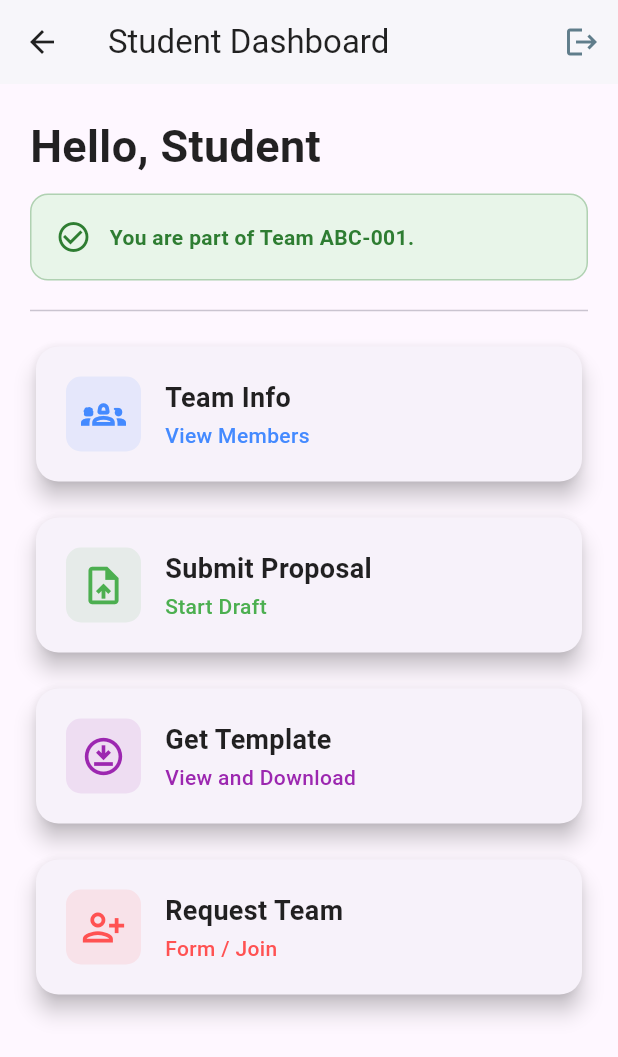
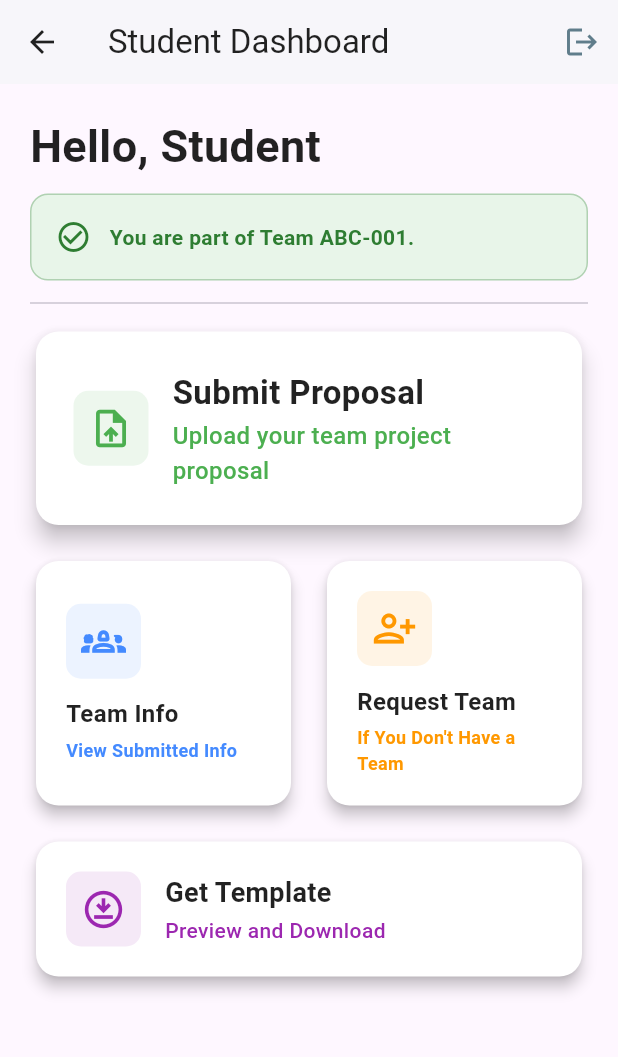
Before and after one commit to arifhaxn/lead_unity, a Flutter app: the StudentDashboard screen opened directly, on a phone screen of 412 x 824 dp. Shown: the top 1057 px of the screen. Run offline on Flutter 3.47's test engine with Material 3 defaults, Android fonts, the phone set to English and light mode, and no system bars; our stand-ins replace flutter_secure_storage; accounts and stored records are empty.

Commit message:
new dash

```diff
--- a/lib/api services/api_services.dart
+++ b/lib/api services/api_services.dart
@@ -3,7 +3,8 @@ import 'package:http/http.dart' as http;
 
 class ApiService {
   // 🔴 Ensure this URL matches your backend
-  static const String _baseUrl = 'https://leading-unity-backend.vercel.app/api';
+  static const String _baseUrl =
+      'https://leading-unity-nest-backend.vercel.app/api';
 
   // --- 1. Student Registration ---
   Future<Map<String, dynamic>> register(
@@ -85,7 +86,10 @@ class ApiService {
     if (response.statusCode == 200) {
       List<dynamic> allUsers = json.decode(response.body);
       // Filter: Return only users where role is 'supervisor'
-      return allUsers.where((user) => user['role'].toString().toLowerCase() == 'supervisor').toList();
+      return allUsers
+          .where(
+              (user) => user['role'].toString().toLowerCase() == 'supervisor')
+          .toList();
     } else {
       throw Exception('Failed to load supervisors');
     }
--- a/lib/student/student_dash.dart
+++ b/lib/student/student_dash.dart
@@ -1,9 +1,10 @@
 import 'package:flutter/material.dart';
+import 'package:provider/provider.dart';
 import 'package:link_unity/auth_provider.dart';
+import 'package:link_unity/student/student_login.dart';
 import 'package:link_unity/student/submit_proposal.dart';
 import 'package:link_unity/student/team_info.dart';
 import 'package:link_unity/view_template.dart';
-import 'package:provider/provider.dart';
 
 class StudentDashboard extends StatefulWidget {
   const StudentDashboard({super.key});
@@ -15,44 +16,40 @@ class StudentDashboard extends StatefulWidget {
 class _StudentDashboardState extends State<StudentDashboard> {
   String? _currentTeamId;
 
-  @override
-  void initState() {
-    super.initState();
+  // --- Navigation Handlers ---
+  void _navigateToTeamInfo() {
+    Navigator.push(context,
+        MaterialPageRoute(builder: (context) => const TeamInfoScreen()));
   }
 
-  // --- Navigation Handlers (Unchanged) ---
-  void _navigateToTeamInfo() => Navigator.push(
-        context,
-        MaterialPageRoute(builder: (context) => const TeamInfoScreen()),
+  void _navigateToSubmitProposal() {
+    Navigator.push(context,
+        MaterialPageRoute(builder: (context) => const SubmitProposalScreen()));
+  }
+
+  void _navigateToRequestTeam() {
+    ScaffoldMessenger.of(context).showSnackBar(
+      const SnackBar(content: Text('Request Team feature coming soon!')),
     );
-
-  void _navigateToSubmitProposal() => Navigator.push(
-        context,
-        MaterialPageRoute(builder: (context) => const SubmitProposalScreen()),
-      );
-
-  void _navigateToRequestTeam() =>
-      print('Navigating to Request Team/Invite Screen');
+  }
 
   void _downloadTemplate() {
     Navigator.push(
-        context,
-        MaterialPageRoute(
-          builder: (context) => ViewTemplateScreen(),
-        ));
+        context, MaterialPageRoute(builder: (context) => ViewTemplateScreen()));
   }
 
   void _logout() {
     final authProvider = Provider.of<AuthProvider>(context, listen: false);
     authProvider.logout();
-    print('User logged out via Provider.');
+    Navigator.pushReplacement(context,
+        MaterialPageRoute(builder: (context) => const StudentLoginScreen()));
   }
 
   @override
   Widget build(BuildContext context) {
     final authProvider = Provider.of<AuthProvider>(context);
     final String actualStudentName = authProvider.user?.name ?? 'Student';
-    _currentTeamId = "ABC-001";
+    _currentTeamId = "ABC-001"; // Placeholder
     final bool hasTeam = _currentTeamId != null;
 
     return Scaffold(
@@ -87,48 +84,60 @@ class _StudentDashboardState extends State<StudentDashboard> {
             // --- Status Banner ---
             _buildStatusBanner(hasTeam, _currentTeamId),
 
-            const Divider(height: 40),
+            const Divider(height: 30),
 
-            // --- Single-column (4-row) card layout ---
+            // --- Dashboard Cards Layout ---
             Column(
               crossAxisAlignment: CrossAxisAlignment.stretch,
               children: <Widget>[
-                // --- Row 1: Team Info / Request Team (Conditional) ---
-                _buildSlickCard(
-                  icon: hasTeam
-                      ? Icons.groups_2_outlined
-                      : Icons.person_add_alt_1_outlined,
-                  title: hasTeam ? 'Team Info' : 'Request Team',
-                  action: hasTeam ? 'View Members' : 'Form / Join',
-                  color: hasTeam ? Colors.blueAccent : Colors.orange,
-                  onTap: hasTeam ? _navigateToTeamInfo : _navigateToRequestTeam,
-                ),
-
-                // --- Row 2: Submit Proposal ---
+                // ROW 1: Submit Proposal (Prominent Size, Standard Color)
                 _buildSlickCard(
                   icon: Icons.upload_file_outlined,
                   title: 'Submit Proposal',
-                  action: 'Start Draft',
+                  action: 'Upload your team project proposal',
                   color: Colors.green,
                   onTap: _navigateToSubmitProposal,
+                  isProminent:
+                      true, // Keeps it bigger, but colors will now match others
                 ),
 
-                // --- Row 3: Get Template ---
+                // ROW 2: Team Info & Request Team (Side by Side & Equal Height)
+                IntrinsicHeight(
+                  child: Row(
+                    crossAxisAlignment: CrossAxisAlignment.stretch,
+                    children: [
+                      Expanded(
+                        child: _buildSlickCard(
+                          icon: Icons.groups_2_outlined,
+                          title: 'Team Info',
+                          action: 'View Submitted Info',
+                          color: Colors.blueAccent,
+                          onTap: _navigateToTeamInfo,
+                          isCompact: true,
+                        ),
+                      ),
+                      const SizedBox(width: 16),
+                      Expanded(
+                        child: _buildSlickCard(
+                          icon: Icons.person_add_alt_1_outlined,
+                          title: 'Request Team',
+                          action: 'If You Don\'t Have a Team',
+                          color: Colors.orange,
+                          onTap: _navigateToRequestTeam,
+                          isCompact: true,
+                        ),
+                      ),
+                    ],
+                  ),
+                ),
+
+                // ROW 3: Get Template
                 _buildSlickCard(
                   icon: Icons.download_for_offline_outlined,
                   title: 'Get Template',
-                  action: 'View and Download',
+                  action: 'Preview and Download',
                   color: Colors.purple,
                   onTap: _downloadTemplate,
-                ),
-
-                // --- Row 4: Request Team (Always available) ---
-                _buildSlickCard(
-                  icon: Icons.person_add_alt_1_outlined,
-                  title: 'Request Team',
-                  action: 'Form / Join',
-                  color: Colors.redAccent,
-                  onTap: _navigateToRequestTeam,
                 ),
               ],
             ),
@@ -138,7 +147,7 @@ class _StudentDashboardState extends State<StudentDashboard> {
     );
   }
 
-  // --- Status Banner Widget (Unchanged) ---
+  // --- Status Banner Widget ---
   Widget _buildStatusBanner(bool hasTeam, String? teamId) {
     final Color bannerColor =
         hasTeam ? Colors.green.shade50 : Colors.red.shade50;
@@ -164,42 +173,44 @@ class _StudentDashboardState extends State<StudentDashboard> {
               color: textColor),
           const SizedBox(width: 12),
           Expanded(
-            child: Text(
-              statusText,
-              style: TextStyle(color: textColor, fontWeight: FontWeight.w600),
-            ),
-          ),
+              child: Text(statusText,
+                  style: TextStyle(
+                      color: textColor, fontWeight: FontWeight.w600))),
         ],
       ),
     );
   }
 
-  // --- Slicker Card Widget (Logo on Left Fix) ---
+  // --- Slicker Card Widget (Updated for Consistent Color Design) ---
   Widget _buildSlickCard({
     required IconData icon,
     required String title,
     required String action,
     required Color color,
     required VoidCallback onTap,
+    bool isProminent = false,
+    bool isCompact = false,
   }) {
     return Padding(
       padding: const EdgeInsets.only(bottom: 16.0),
       child: Card(
-        elevation: 6,
-        shape: RoundedRectangleBorder(
-          borderRadius: BorderRadius.circular(15),
-        ),
+        elevation: isProminent
+            ? 6
+            : 4, // Still slightly higher elevation for prominent
+        color: Colors.white, // 🟢 FIX: Always white background now
+        shape: RoundedRectangleBorder(borderRadius: BorderRadius.circular(15)),
         child: InkWell(
           onTap: onTap,
           borderRadius: BorderRadius.circular(15),
           child: Padding(
-            padding: const EdgeInsets.all(20.0),
-            // 🟢 FIX: Changed the main structure to a Row to place icon and text horizontally
-            child: Row(
-              crossAxisAlignment:
-                  CrossAxisAlignment.center, // Centers items vertically
-              children: <Widget>[
-                // 1. Icon (Logo) Container
+            // Keep padding larger if prominent
+            padding: EdgeInsets.all(isProminent ? 25.0 : 20.0),
+            child: isCompact
+                ? Column(
+                    // Compact Mode
+                    crossAxisAlignment: CrossAxisAlignment.start,
+                    mainAxisAlignment: MainAxisAlignment.center,
+                    children: [
                       Container(
                         padding: const EdgeInsets.all(10),
                         decoration: BoxDecoration(
@@ -208,31 +219,56 @@ class _StudentDashboardState extends State<StudentDashboard> {
                         ),
                         child: Icon(icon, size: 30, color: color),
                       ),
-
-                // 2. Horizontal Spacing
+                      const SizedBox(height: 12),
+                      Text(title,
+                          style: const TextStyle(
+                              fontSize: 16,
+                              fontWeight: FontWeight.bold,
+                              color: Colors.black87)),
+                      const SizedBox(height: 4),
+                      Text(action,
+                          style: TextStyle(
+                              fontSize: 12,
+                              color: color,
+                              fontWeight: FontWeight.w600)),
+                    ],
+                  )
+                : Row(
+                    // Standard/Prominent Mode
+                    crossAxisAlignment: CrossAxisAlignment.center,
+                    children: <Widget>[
+                      Container(
+                        padding: const EdgeInsets.all(10),
+                        decoration: BoxDecoration(
+                          // 🟢 FIX: Always use light opacity background for icon
+                          color: color.withOpacity(0.1),
+                          borderRadius: BorderRadius.circular(10),
+                        ),
+                        // 🟢 FIX: Always use the accent color for icon
+                        child: Icon(icon, size: 30, color: color),
+                      ),
                       const SizedBox(width: 16),
-
-                // 3. Title and Action (Expanded to take remaining space)
                       Expanded(
                         child: Column(
                           crossAxisAlignment: CrossAxisAlignment.start,
                           mainAxisSize: MainAxisSize.min,
                           children: [
-                      Text(
-                        title,
-                        style: const TextStyle(
-                            fontSize: 18,
+                            Text(title,
+                                style: TextStyle(
+                                    fontSize: isProminent
+                                        ? 22
+                                        : 18, // Font is still bigger if prominent
                                     fontWeight: FontWeight.bold,
-                            color: Colors.black87),
-                      ),
+                                    color: Colors
+                                        .black87 // 🟢 FIX: Always black text
+                                    )),
                             const SizedBox(height: 2),
-                      Text(
-                        action,
+                            Text(action,
                                 style: TextStyle(
-                            fontSize: 14,
-                            color: color,
-                            fontWeight: FontWeight.w500),
-                      ),
+                                    fontSize: isProminent ? 16 : 14,
+                                    color:
+                                        color, // 🟢 FIX: Always accent color text
+                                    fontWeight: FontWeight.w500)),
                           ],
                         ),
                       ),
--- a/lib/student/student_login.dart
+++ b/lib/student/student_login.dart
@@ -157,7 +157,7 @@ class _StudentLoginScreenState extends State<StudentLoginScreen> {
                 TextButton(
                   onPressed: () {
                     // 🟢 FIX: Navigate to the correct registration screen
-                    Navigator.of(context).push(MaterialPageRoute(builder: (_) => const StudentRegistrationScreen()));
+                    Navigator.of(context).pushReplacement(MaterialPageRoute(builder: (_) => const StudentRegistrationScreen()));
                   },
                   child: const Text("Don't have an account? Register here.",
                       style: TextStyle(color: Colors.blueGrey)),
```
Also changed, not shown: lib/student/team_info.dart (+80 -28 lines). Lines whose indentation alone changed are shown as unchanged.
